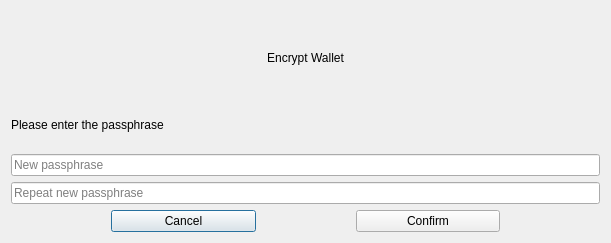
Qt form src/qt/forms/encryptdialog.ui (pedrorv0106/DAPS) before a commit.
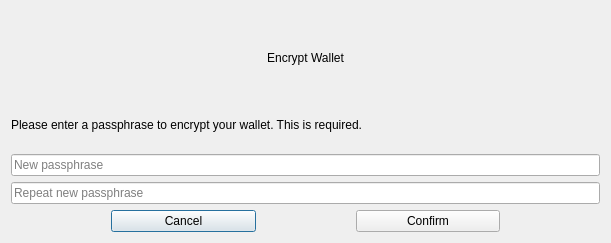
The same form after that commit.

The edit to the form file:
```diff
--- a/src/qt/forms/encryptdialog.ui
+++ b/src/qt/forms/encryptdialog.ui
@@ -50,7 +50,7 @@
         </font>
        </property>
        <property name="text">
-        <string>Please enter the passphrase</string>
+        <string>Please enter a passphrase to encrypt your wallet. This is required.</string>
        </property>
        <property name="alignment">
         <set>Qt::AlignLeading|Qt::AlignLeft|Qt::AlignVCenter</set>
```
